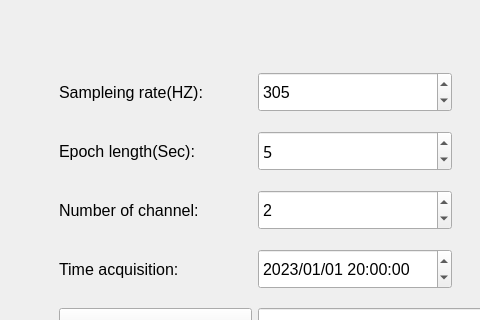
The window that MiSleep/gui/load_data/load_data.ui (bian-lab/MiSleep) describes before a commit, drawn with Qt 5; both pictures show x 0 to 480 and y 0 to 320 of the 909 by 567 pixel window.
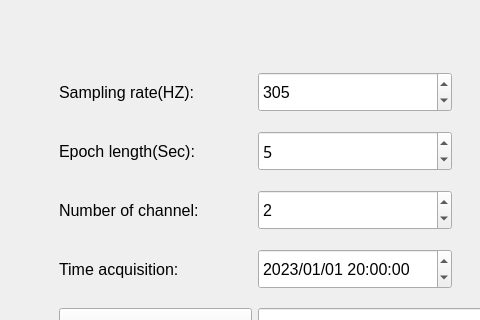
The same window after the commit. Icons and pictures are not drawn.

```diff
--- a/MiSleep/gui/load_data/load_data.ui
+++ b/MiSleep/gui/load_data/load_data.ui
@@ -292,7 +292,7 @@
           </font>
          </property>
          <property name="text">
-          <string>Sampleing rate(HZ):</string>
+          <string>Sampling rate(HZ):</string>
          </property>
         </widget>
        </item>
```
